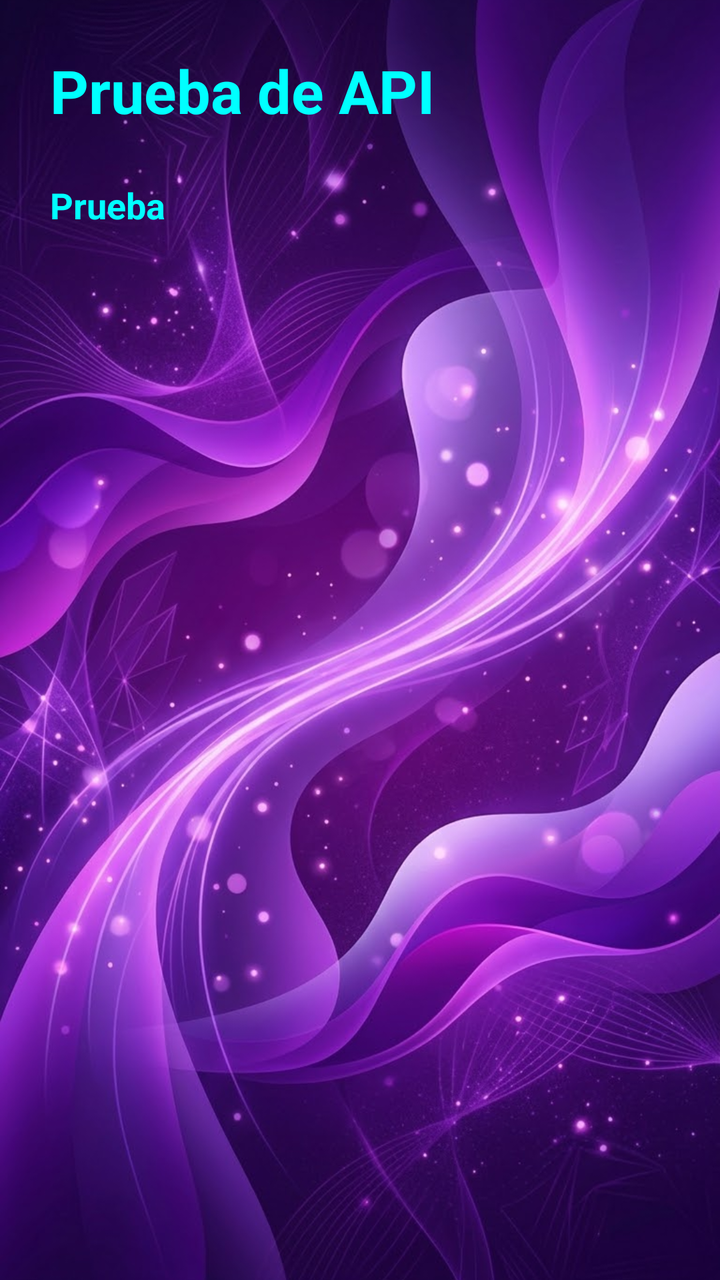
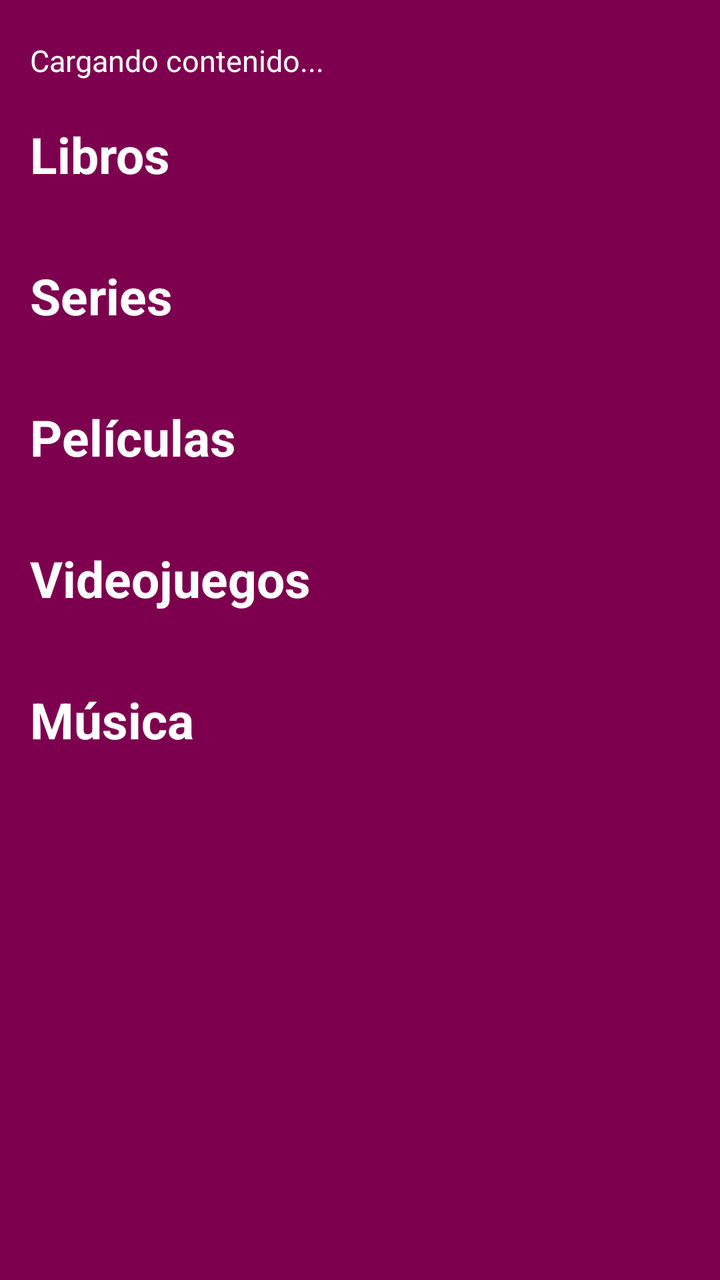

The first picture is an Android layout as it rendered before a commit; the second is the same layout after the commit. The layout source and the unified diff follow.
<!-- AndroidManifest.xml: application theme Theme.Reviewly -->
<!-- res/layout/activity_home.xml -->
<?xml version="1.0" encoding="utf-8"?>
<androidx.constraintlayout.widget.ConstraintLayout xmlns:android="http://schemas.android.com/apk/res/android"
    xmlns:app="http://schemas.android.com/apk/res-auto"
    xmlns:tools="http://schemas.android.com/tools"
    android:id="@+id/main"
    android:layout_width="match_parent"
    android:layout_height="match_parent"
    tools:context=".HomeActivity">
    <ImageView
        android:layout_width="0dp"
        android:layout_height="0dp"
        android:src="@drawable/fondo_morado"
        android:scaleType="centerCrop"
        app:layout_constraintBottom_toBottomOf="parent"
        app:layout_constraintEnd_toEndOf="parent"
        app:layout_constraintStart_toStartOf="parent"
        app:layout_constraintTop_toTopOf="parent"/>


    <ScrollView
        android:layout_width="match_parent"
        android:layout_height="match_parent"
        android:padding="25dp">


        <LinearLayout
            android:layout_width="match_parent"
            android:layout_height="wrap_content"
            android:orientation="vertical">

            <TextView
                android:id="@+id/tvtitulo"
                android:layout_width="match_parent"
                android:layout_height="wrap_content"
                android:text="Prueba de API"
                android:textColor="#00FFFF"
                android:textSize="30sp"
                android:textStyle="bold"/>

            <TextView
                android:id="@+id/tvresultado"
                android:layout_width="match_parent"
                android:layout_height="wrap_content"
                android:layout_marginTop="25dp"
                android:text="Prueba"
                android:textColor="#00FFFF"
                android:textStyle="bold"
                android:textSize="18sp"/>


            <ImageView
                android:id="@+id/imgalbum"
                android:layout_width="200dp"
                android:layout_height="200dp"
                android:layout_gravity="center"
                android:layout_marginTop="25dp"
                android:scaleType="centerCrop"
                />






        </LinearLayout>






    </ScrollView>






</androidx.constraintlayout.widget.ConstraintLayout>
<!-- resources referenced by this layout -->
<resources>
  <!-- drawable fondo_morado: png bitmap (drawable, 136168 bytes) -->
  <style name="Theme.Reviewly" parent="Base.Theme.Reviewly" />
  <style name="Base.Theme.Reviewly" parent="Theme.Material3.DayNight.NoActionBar">
          
          
      </style>
</resources>

<!-- the commit's change to res/layout/activity_home.xml (unified diff, before → after) -->
@@ -1,79 +1,195 @@
-<?xml version="1.0" encoding="utf-8"?>
-<androidx.constraintlayout.widget.ConstraintLayout xmlns:android="http://schemas.android.com/apk/res/android"
+<androidx.constraintlayout.widget.ConstraintLayout
+    xmlns:android="http://schemas.android.com/apk/res/android"
     xmlns:app="http://schemas.android.com/apk/res-auto"
     xmlns:tools="http://schemas.android.com/tools"
     android:id="@+id/main"
     android:layout_width="match_parent"
     android:layout_height="match_parent"
+    android:background="#7D004E"
     tools:context=".HomeActivity">
-    <ImageView
+
+    <ScrollView
         android:layout_width="0dp"
         android:layout_height="0dp"
-        android:src="@drawable/fondo_morado"
-        android:scaleType="centerCrop"
+        android:fillViewport="true"
+        android:clipToPadding="false"
+        android:paddingTop="20dp"
+        android:paddingBottom="20dp"
+        app:layout_constraintTop_toTopOf="parent"
         app:layout_constraintBottom_toBottomOf="parent"
-        app:layout_constraintEnd_toEndOf="parent"
         app:layout_constraintStart_toStartOf="parent"
-        app:layout_constraintTop_toTopOf="parent"/>
-
-
-    <ScrollView
-        android:layout_width="match_parent"
-        android:layout_height="match_parent"
-        android:padding="25dp">
-
+        app:layout_constraintEnd_toEndOf="parent">
 
         <LinearLayout
             android:layout_width="match_parent"
             android:layout_height="wrap_content"
-            android:orientation="vertical">
+            android:orientation="vertical"
+            android:paddingBottom="20dp">
 
-            <TextView
-                android:id="@+id/tvtitulo"
-                android:layout_width="match_parent"
-                android:layout_height="wrap_content"
-                android:text="Prueba de API"
-                android:textColor="#00FFFF"
-                android:textSize="30sp"
-                android:textStyle="bold"/>
+            
 
             <TextView
                 android:id="@+id/tvresultado"
                 android:layout_width="match_parent"
                 android:layout_height="wrap_content"
-                android:layout_marginTop="25dp"
-                android:text="Prueba"
-                android:textColor="#00FFFF"
-                android:textStyle="bold"
-                android:textSize="18sp"/>
+                android:layout_marginHorizontal="15dp"
+                android:layout_marginBottom="20dp"
+                android:text="Cargando contenido..."
+                android:textColor="@color/white"
+                android:textSize="15sp" />
 
+            
 
-            <ImageView
-                android:id="@+id/imgalbum"
-                android:layout_width="200dp"
-                android:layout_height="200dp"
-                android:layout_gravity="center"
-                android:layout_marginTop="25dp"
-                android:scaleType="centerCrop"
-                />
+            <TextView
+                android:id="@+id/tvGeneroLibros"
+                android:layout_width="match_parent"
+                android:layout_height="wrap_content"
+                android:layout_marginHorizontal="15dp"
+                android:text="Libros"
+                android:textColor="@color/white"
+                android:textSize="25sp"
+                android:textStyle="bold" />
 
+            <HorizontalScrollView
+                android:layout_width="match_parent"
+                android:layout_height="wrap_content"
+                android:layout_marginTop="12dp"
+                android:layout_marginBottom="25dp"
+                android:clipToPadding="false"
+                android:scrollbars="none"
+                android:paddingStart="15dp"
+                android:paddingEnd="15dp">
 
+                <LinearLayout
+                    android:id="@+id/contenedorLibros"
+                    android:layout_width="wrap_content"
+                    android:layout_height="wrap_content"
+                    android:orientation="horizontal" />
 
+            </HorizontalScrollView>
 
+            
 
+            <TextView
+                android:id="@+id/tvGeneroSeries"
+                android:layout_width="match_parent"
+                android:layout_height="wrap_content"
+                android:layout_marginHorizontal="15dp"
+                android:text="Series"
+                android:textColor="@color/white"
+                android:textSize="25sp"
+                android:textStyle="bold" />
+
+            <HorizontalScrollView
+                android:layout_width="match_parent"
+                android:layout_height="wrap_content"
+                android:layout_marginTop="12dp"
+                android:layout_marginBottom="25dp"
+                android:clipToPadding="false"
+                android:scrollbars="none"
+                android:paddingStart="15dp"
+                android:paddingEnd="15dp">
+
+                <LinearLayout
+                    android:id="@+id/contenedorSeries"
+                    android:layout_width="wrap_content"
+                    android:layout_height="wrap_content"
+                    android:orientation="horizontal" />
+
+            </HorizontalScrollView>
+
+            
+
+            <TextView
+                android:id="@+id/tvGeneroPeliculas"
+                android:layout_width="match_parent"
+                android:layout_height="wrap_content"
+                android:layout_marginHorizontal="15dp"
+                android:text="Películas"
+                android:textColor="@color/white"
+                android:textSize="25sp"
+                android:textStyle="bold" />
+
+            <HorizontalScrollView
+                android:layout_width="match_parent"
+                android:layout_height="wrap_content"
+                android:layout_marginTop="12dp"
+                android:layout_marginBottom="25dp"
+                android:clipToPadding="false"
+                android:scrollbars="none"
+                android:paddingStart="15dp"
+                android:paddingEnd="15dp">
+
+                <LinearLayout
+                    android:id="@+id/contenedorPeliculas"
+                    android:layout_width="wrap_content"
+                    android:layout_height="wrap_content"
+                    android:orientation="horizontal" />
+
+            </HorizontalScrollView>
+
+            
+
+            <TextView
+                android:id="@+id/tvGeneroVideojuegos"
+                android:layout_width="match_parent"
+                android:layout_height="wrap_content"
+                android:layout_marginHorizontal="15dp"
+                android:text="Videojuegos"
+                android:textColor="@color/white"
+                android:textSize="25sp"
+                android:textStyle="bold" />
+
+            <HorizontalScrollView
+                android:layout_width="match_parent"
+                android:layout_height="wrap_content"
+                android:layout_marginTop="12dp"
+                android:layout_marginBottom="25dp"
+                android:clipToPadding="false"
+                android:scrollbars="none"
+                android:paddingStart="15dp"
+                android:paddingEnd="15dp">
+
+                <LinearLayout
+                    android:id="@+id/contenedorVideojuegos"
+                    android:layout_width="wrap_content"
+                    android:layout_height="wrap_content"
+                    android:orientation="horizontal" />
+
+            </HorizontalScrollView>
+
+            
+
+            <TextView
+                android:id="@+id/tvGeneroMusica"
+                android:layout_width="match_parent"
+                android:layout_height="wrap_content"
+                android:layout_marginHorizontal="15dp"
+                android:text="Música"
+                android:textColor="@color/white"
+                android:textSize="25sp"
+                android:textStyle="bold" />
+
+            <HorizontalScrollView
+                android:layout_width="match_parent"
+                android:layout_height="wrap_content"
+                android:layout_marginTop="12dp"
+                android:layout_marginBottom="25dp"
+                android:clipToPadding="false"
+                android:scrollbars="none"
+                android:paddingStart="15dp"
+                android:paddingEnd="15dp">
+
+                <LinearLayout
+                    android:id="@+id/contenedorMusica"
+                    android:layout_width="wrap_content"
+                    android:layout_height="wrap_content"
+                    android:orientation="horizontal" />
+
+            </HorizontalScrollView>
 
         </LinearLayout>
 
-
-
-
-
-
     </ScrollView>
 
-
-
-
-
-
 </androidx.constraintlayout.widget.ConstraintLayout>
<!-- resource entries referenced after the edit -->
@@ -1,6 +1,6 @@
 <!-- resources referenced by this layout -->
 <resources>
-  <!-- drawable fondo_morado: png bitmap (drawable, 136168 bytes) -->
+  <color name="white">#FFFFFFFF</color>
   <style name="Theme.Reviewly" parent="Base.Theme.Reviewly" />
   <style name="Base.Theme.Reviewly" parent="Theme.Material3.DayNight.NoActionBar">
           
